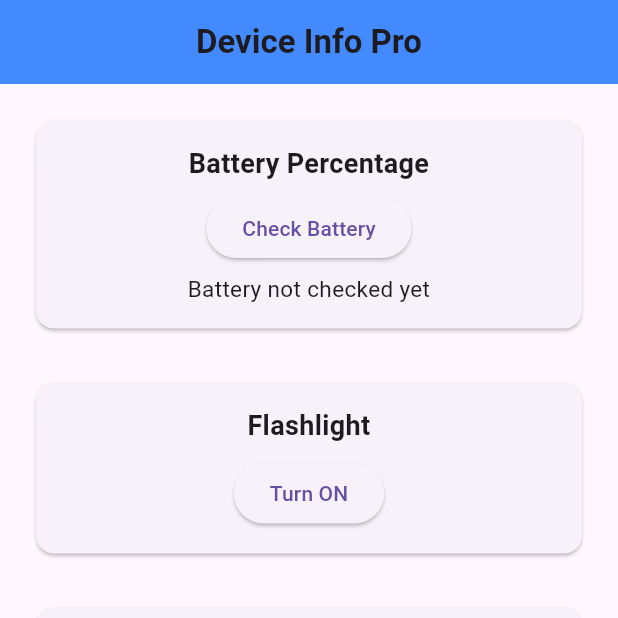
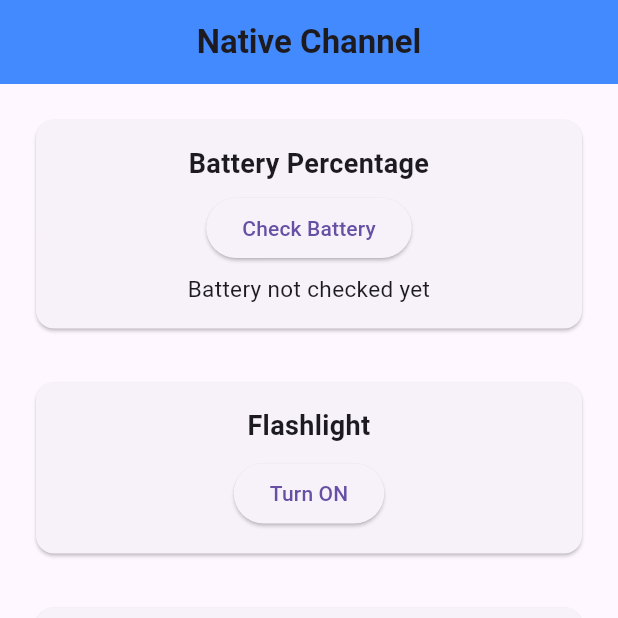
Before and after one commit to hannanoraxtech-droid/native_channel, a Flutter app: the screen it shows after launch, on a phone screen of 412 x 824 dp, the top half of it. Run offline on Flutter 3.47's test engine with Material 3 defaults, Android fonts, the phone set to English and light mode, and no system bars.

Commit message:
changes in the new_branch

```diff
--- a/lib/screen/home_screen.dart
+++ b/lib/screen/home_screen.dart
@@ -17,7 +17,7 @@ class _HomeScreenState extends State<HomeScreen> {
     return Scaffold(
       appBar: AppBar(
         title: const Text(
-          "Device Info Pro",
+          "Native Channel",
           style: TextStyle(fontWeight: FontWeight.bold),
         ),
         centerTitle: true,
```
